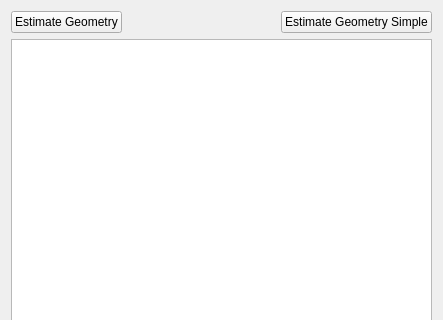
Above: src/cfclient/ui/dialogs/lighthouse_bs_geometry_dialog.ui from bitcraze/crazyflie-clients-python before the change; both pictures show x 0 to 443 and y 0 to 320 of the 443 by 555 pixel window. Below: the same form after it.
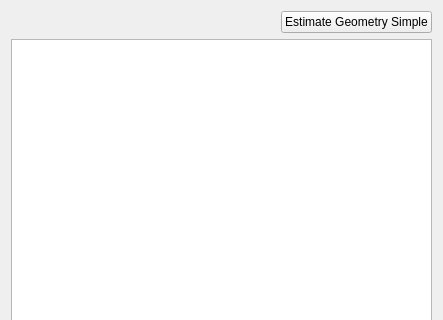
That is the form after the change.

The edit to the form file:
```diff
--- a/src/cfclient/ui/dialogs/lighthouse_bs_geometry_dialog.ui
+++ b/src/cfclient/ui/dialogs/lighthouse_bs_geometry_dialog.ui
@@ -21,13 +21,6 @@
     <layout class="QVBoxLayout" name="verticalLayout">
      <item>
       <layout class="QHBoxLayout" name="horizontalLayout">
-       <item>
-        <widget class="QPushButton" name="_estimate_geometry_button">
-         <property name="text">
-          <string>Estimate Geometry</string>
-         </property>
-        </widget>
-       </item>
        <item>
         <spacer name="horizontalSpacer_2">
          <property name="orientation">
```
